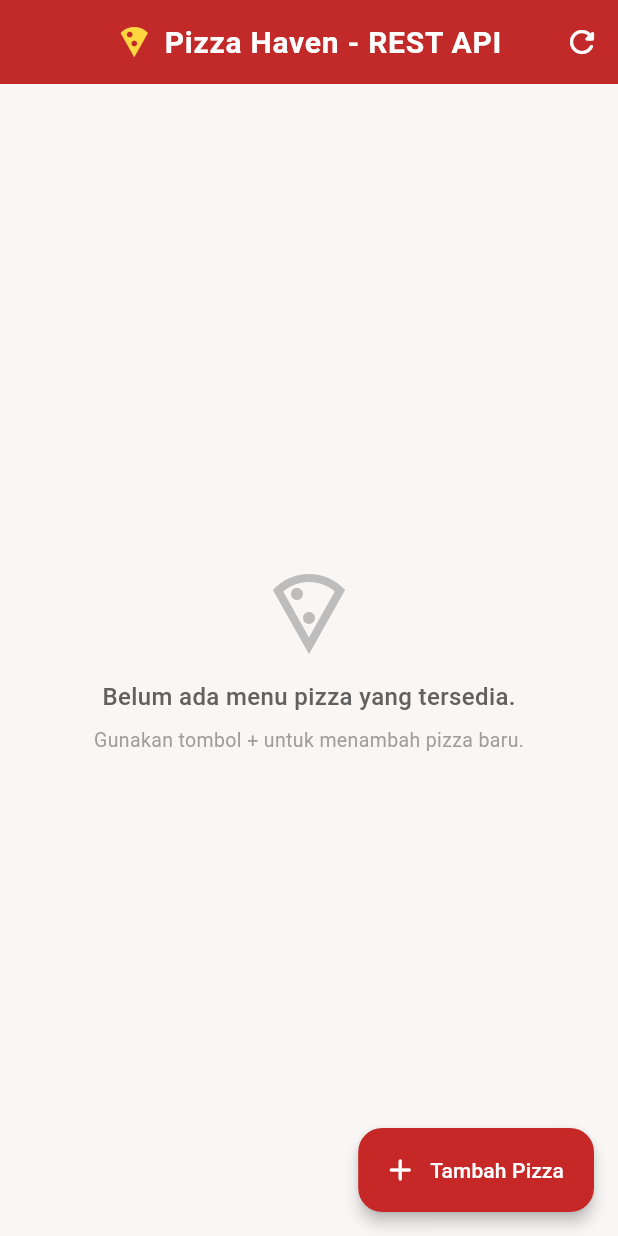
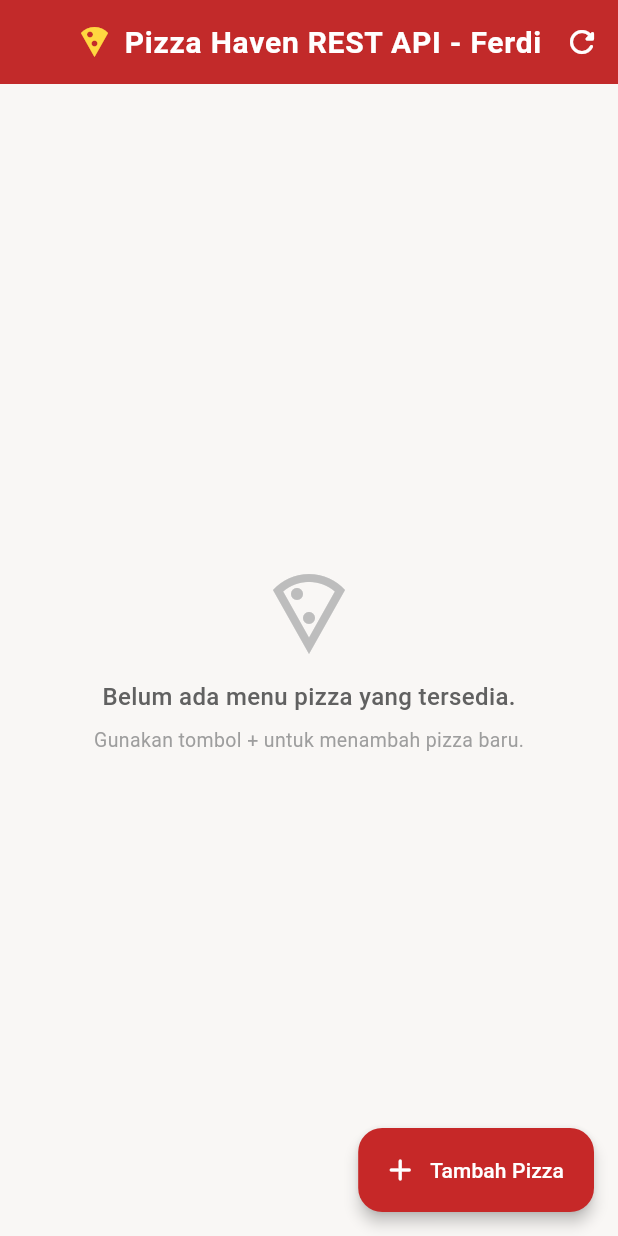
Before and after one commit to FerdiansyahDwi/flutter-fundamental, a Flutter app: the screen it shows after launch, on a phone screen of 412 x 824 dp. Run offline on Flutter 3.47's test engine with Material 3 defaults, Android fonts, the phone set to English and light mode, and no system bars; network calls fail.

Commit message:
perbaikan nama header

```diff
--- a/lib/main.dart
+++ b/lib/main.dart
@@ -93,7 +93,7 @@ class _MyHomePageState extends State<MyHomePage> {
           children: [
             Icon(Icons.local_pizza, color: Colors.amberAccent, size: 24),
             SizedBox(width: 8),
-            Text('Pizza Haven - REST API'),
+            Text('Pizza Haven REST API - Ferdi'),
           ],
         ),
         actions: [
```
